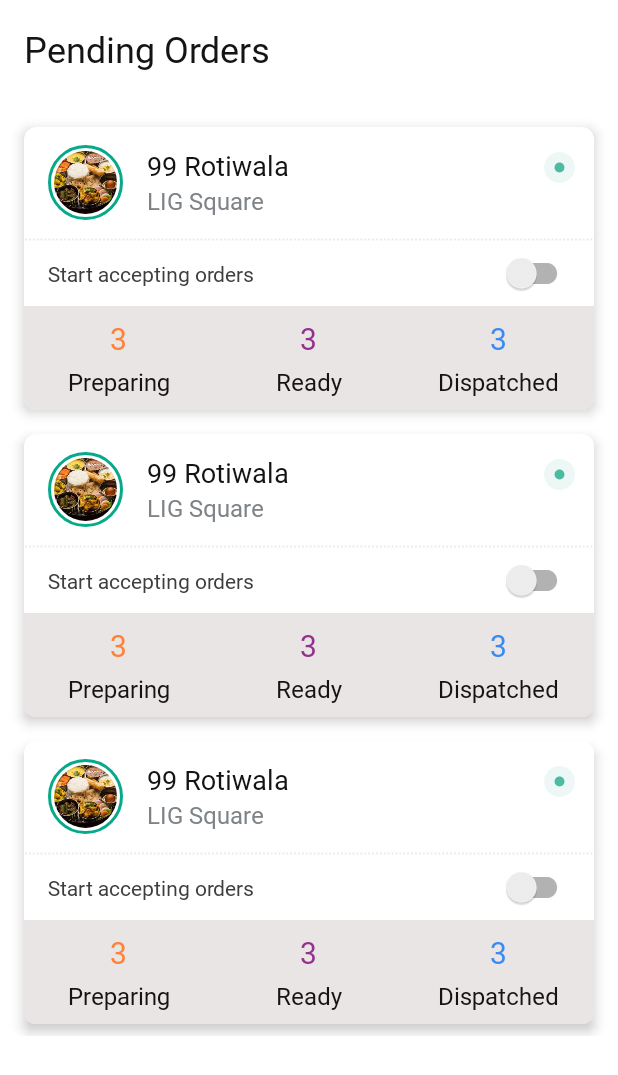
After one commit to sahilsingh-dsc/FabloSellerv, an Android app: the layout activity_pending_orders.xml on its own in the app's theme, with its tools: preview values and no code run, on a phone screen of 412 x 824 dp. The commit adds this screen. Shown: the top 1075 px of the screen. Run offline under Robolectric (Android 15) with nearby library versions, the phone set to English and light mode, and no system bars; plain views replace SwitchButton.

Commit message:
pending orders activity_pending_orders.xml

```diff
--- a/app/src/main/java/com/myfablo/seller/utils/Constant.java
+++ b/app/src/main/java/com/myfablo/seller/utils/Constant.java
@@ -34,6 +34,7 @@
     public static final int SERVICE_RESPONSE_CODE_NO_DATA = 400;
 
     public static final String ORDER_STATUS_INIT = "init";
+    public static final String ORDER_STATUS_PENDING = "pending";
     public static final String ORDER_STATUS_ACCEPTED = "accepted";
     public static final String ORDER_STATUS_CANCELLED = "cancelled";
     public static final String ORDER_STATUS_PREPARING = "preparing";
--- /dev/null
+++ b/app/src/main/res/layout/activity_pending_orders.xml
@@ -0,0 +1,83 @@
+<?xml version="1.0" encoding="utf-8"?>
+<LinearLayout xmlns:android="http://schemas.android.com/apk/res/android"
+    xmlns:app="http://schemas.android.com/apk/res-auto"
+    xmlns:tools="http://schemas.android.com/tools"
+    android:layout_width="match_parent"
+    android:layout_height="match_parent"
+    android:orientation="vertical"
+    tools:context=".manage.orders.PendingOrdersActivity">
+
+    <TextView
+        android:layout_width="match_parent"
+        android:layout_height="wrap_content"
+        android:layout_marginStart="16dp"
+        android:layout_marginEnd="16dp"
+        android:layout_marginTop="16dp"
+        android:layout_marginBottom="16dp"
+        android:text="Pending Orders"
+        android:textColor="@color/color_text_title"
+        android:fontFamily="@font/google_sans_bold"
+        android:textSize="24sp"/>
+
+    <FrameLayout
+        android:layout_width="match_parent"
+        android:layout_height="match_parent">
+
+        <androidx.recyclerview.widget.RecyclerView
+            android:id="@+id/recyclerOrders"
+            android:layout_marginTop="12dp"
+            android:visibility="visible"
+            tools:listitem="@layout/list_item_outlet_card"
+            tools:itemCount="3"
+            android:layout_width="match_parent"
+            android:layout_height="wrap_content"/>
+
+        <LinearLayout
+            android:id="@+id/lvNoData"
+            android:layout_width="wrap_content"
+            android:layout_height="wrap_content"
+            android:gravity="center"
+            android:layout_gravity="center"
+            android:visibility="gone"
+            android:orientation="vertical">
+
+            <com.airbnb.lottie.LottieAnimationView
+                android:id="@+id/lottieNoData"
+                android:layout_width="200dp"
+                android:layout_height="200dp"
+                app:lottie_loop="true"
+                app:lottie_rawRes="@raw/lottie_no_data"/>
+
+            <TextView
+                android:id="@+id/tvNoData"
+                android:layout_width="wrap_content"
+                android:layout_height="wrap_content"
+                android:fontFamily="@font/google_sans_regular"
+                android:textColor="@color/color_text_description"
+                android:text="There are no pending orders right now"
+                android:textSize="16sp"/>
+
+        </LinearLayout>
+
+        <com.airbnb.lottie.LottieAnimationView
+            android:id="@+id/lottieLoading"
+            android:layout_width="300dp"
+            android:layout_height="300dp"
+            android:layout_gravity="center"
+            android:visibility="gone"
+            app:lottie_loop="true"
+            app:lottie_rawRes="@raw/lottie_loading"/>
+
+        <com.airbnb.lottie.LottieAnimationView
+            android:id="@+id/lottieError"
+            android:layout_width="300dp"
+            android:layout_height="300dp"
+            android:layout_gravity="center"
+            android:visibility="gone"
+            app:lottie_loop="true"
+            app:lottie_rawRes="@raw/lottie_error"/>
+
+
+    </FrameLayout>
+
+</LinearLayout>
--- a/app/src/main/res/layout/bottom_sheet_pending_orders.xml
+++ b/app/src/main/res/layout/bottom_sheet_pending_orders.xml
@@ -1,6 +1,8 @@
 <?xml version="1.0" encoding="utf-8"?>
-<androidx.constraintlayout.widget.ConstraintLayout xmlns:android="http://schemas.android.com/apk/res/android"
+<FrameLayout xmlns:android="http://schemas.android.com/apk/res/android"
     android:layout_width="match_parent"
     android:layout_height="match_parent">
 
-</androidx.constraintlayout.widget.ConstraintLayout>
+
+
+</FrameLayout>
```
Also changed, not shown: app/src/main/AndroidManifest.xml (+7 -0 lines), app/src/main/java/com/myfablo/seller/home/HomeActivity.java (+3 -7 lines), app/src/main/java/com/myfablo/seller/home/outlets/OutletActivity.java (+10 -0 lines), app/src/main/java/com/myfablo/seller/manage/ManageActivity.java (+3 -7 lines), app/src/main/java/com/myfablo/seller/manage/orders/PendingOrdersActivity.java (added, +104 -0 lines).
